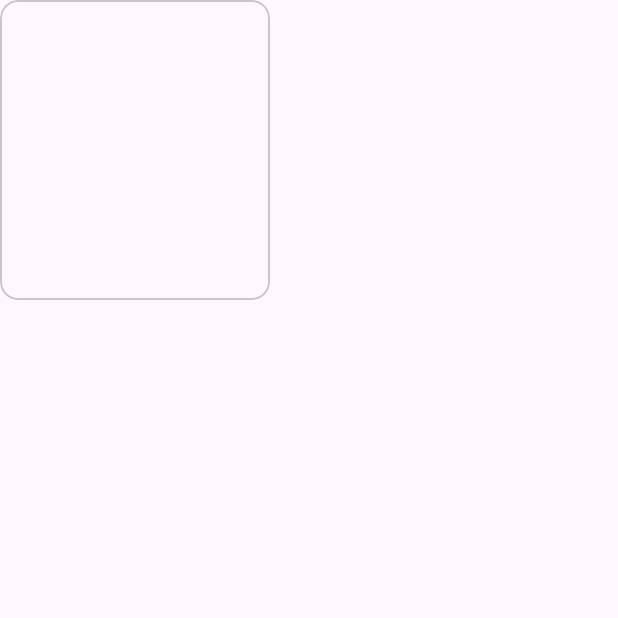
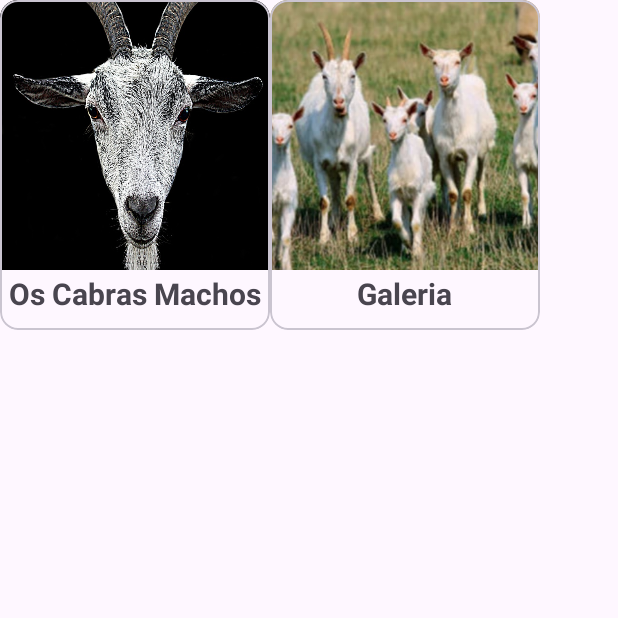
Before and after one commit to Yuri140/CabrApp, an Android app: the MenuPrincipalActivity screen opened directly, with no data from a screen before it, on a phone screen of 412 x 824 dp, the top half of it. Run offline under Robolectric (Android 15) with nearby library versions, the light colour scheme and no system bars.

Commit message:
Foto de cabras

```diff
--- a/app/src/main/res/layout/menu_principal_layout.xml
+++ b/app/src/main/res/layout/menu_principal_layout.xml
@@ -7,23 +7,76 @@
     android:orientation="vertical"
     tools:context=".MenuPrincipalActivity">
 
+    <LinearLayout
+        android:layout_width="match_parent"
+        android:layout_height="wrap_content"
+        android:orientation="horizontal">
+
         <com.google.android.material.card.MaterialCardView
+            android:id="@+id/cardCabrasModelos"
             android:layout_width="180dp"
-        android:layout_height="200dp"
+            android:layout_height="220dp"
+            android:checkable="true"
             android:clickable="true"
-        android:focusable="true"
-        android:checkable="true"
-        android:id="@+id/cardCabrasModelos">
+            android:focusable="true">
+
+            <LinearLayout
+                android:layout_width="match_parent"
+                android:layout_height="match_parent"
+                android:orientation="vertical">
 
                 <ImageView
                     android:layout_width="match_parent"
                     android:layout_height="180dp"
+                    android:scaleType="centerCrop"
+                    android:src="@drawable/cabra" />
 
-            />
+                <TextView
+                    android:layout_width="wrap_content"
+                    android:layout_height="wrap_content"
+                    android:layout_gravity="center_horizontal"
+                    android:layout_margin="2sp"
+                    android:text="Os Cabras Machos"
+                    android:textSize="20sp"
+                    android:textStyle="bold" />
+
+            </LinearLayout>
 
 
+        </com.google.android.material.card.MaterialCardView>
+
+        <com.google.android.material.card.MaterialCardView
+            android:id="@+id/cardGaleria"
+            android:layout_width="180dp"
+            android:layout_height="220dp"
+            android:checkable="true"
+            android:clickable="true"
+            android:focusable="true">
+
+            <LinearLayout
+                android:layout_width="match_parent"
+                android:layout_height="match_parent"
+                android:orientation="vertical">
+
+                <ImageView
+                    android:layout_width="match_parent"
+                    android:layout_height="180dp"
+                    android:scaleType="centerCrop"
+                    android:src="@drawable/galeria" />
+
+                <TextView
+                    android:layout_width="wrap_content"
+                    android:layout_height="wrap_content"
+                    android:layout_gravity="center_horizontal"
+                    android:layout_margin="2sp"
+                    android:text="Galeria"
+                    android:textSize="20sp"
+                    android:textStyle="bold" />
+
+            </LinearLayout>
 
 
         </com.google.android.material.card.MaterialCardView>
 
     </LinearLayout>
+</LinearLayout>
```
Also changed, not shown: app/src/main/res/drawable/galeria.jpg (added), app/src/main/res/drawable/goat.jpg (added). Lines whose indentation alone changed are shown as unchanged.
